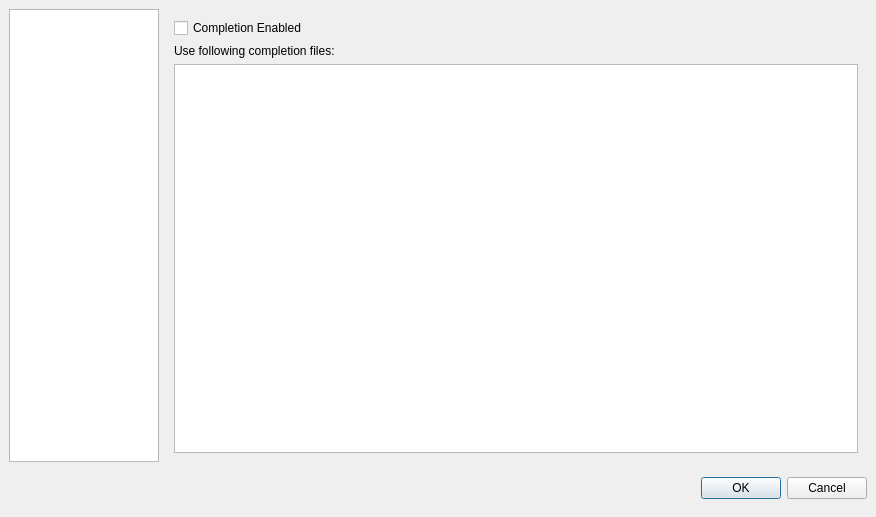
Qt form configdialog.ui (svn2github/texstudio-trunk) before a commit.
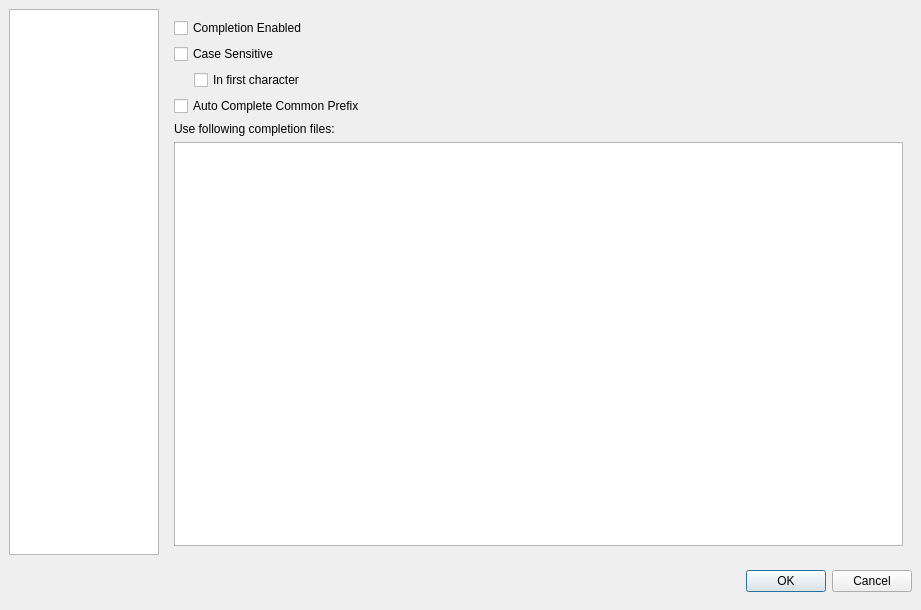
The same form after that commit. The open tabs and pages were chosen to show the change. Icons and pictures are not drawn.

Commit message: case sensitive code completion

```diff
--- a/configdialog.ui
+++ b/configdialog.ui
@@ -6,8 +6,8 @@
    <rect>
     <x>0</x>
     <y>0</y>
-    <width>876</width>
-    <height>517</height>
+    <width>921</width>
+    <height>610</height>
    </rect>
   </property>
   <property name="windowTitle">
@@ -26,7 +26,7 @@
       <enum>Qt::Vertical</enum>
      </property>
      <property name="sizeType">
-      <enum>QSizePolicy::Minimum</enum>
+      <enum>QSizePolicy::Maximum</enum>
      </property>
      <property name="sizeHint" stdset="0">
       <size>
@@ -41,6 +41,9 @@
      <property name="spacing">
       <number>6</number>
      </property>
+     <property name="sizeConstraint">
+      <enum>QLayout::SetMinimumSize</enum>
+     </property>
      <property name="margin">
       <number>0</number>
      </property>
@@ -50,7 +53,7 @@
         <enum>Qt::Horizontal</enum>
        </property>
        <property name="sizeType">
-        <enum>QSizePolicy::Minimum</enum>
+        <enum>QSizePolicy::Expanding</enum>
        </property>
        <property name="sizeHint" stdset="0">
         <size>
@@ -79,7 +82,7 @@
    <item row="0" column="0" rowspan="2">
     <widget class="QListWidget" name="contentsWidget">
      <property name="sizePolicy">
-      <sizepolicy hsizetype="Fixed" vsizetype="Expanding">
+      <sizepolicy hsizetype="Expanding" vsizetype="Expanding">
        <horstretch>0</horstretch>
        <verstretch>0</verstretch>
       </sizepolicy>
@@ -116,7 +119,7 @@
    <item row="0" column="1" rowspan="2" colspan="2">
     <widget class="QStackedWidget" name="pagesWidget">
      <property name="sizePolicy">
-      <sizepolicy hsizetype="Expanding" vsizetype="Expanding">
+      <sizepolicy hsizetype="Expanding" vsizetype="MinimumExpanding">
        <horstretch>0</horstretch>
        <verstretch>0</verstretch>
       </sizepolicy>
@@ -727,6 +730,60 @@
          </property>
         </widget>
        </item>
+       <item>
+        <widget class="QCheckBox" name="checkBoxCaseSensitive">
+         <property name="text">
+          <string>Case Sensitive</string>
+         </property>
+        </widget>
+       </item>
+       <item>
+        <layout class="QHBoxLayout" name="horizontalLayout">
+         <item>
+          <spacer name="horizontalSpacer_2">
+           <property name="orientation">
+            <enum>Qt::Horizontal</enum>
+           </property>
+           <property name="sizeType">
+            <enum>QSizePolicy::Minimum</enum>
+           </property>
+           <property name="sizeHint" stdset="0">
+            <size>
+             <width>20</width>
+             <height>20</height>
+            </size>
+           </property>
+          </spacer>
+         </item>
+         <item>
+          <widget class="QCheckBox" name="checkBoxCaseSensitiveInFirstCharacter">
+           <property name="text">
+            <string>In first character</string>
+           </property>
+          </widget>
+         </item>
+         <item>
+          <spacer name="horizontalSpacer">
+           <property name="orientation">
+            <enum>Qt::Horizontal</enum>
+           </property>
+           <property name="sizeHint" stdset="0">
+            <size>
+             <width>40</width>
+             <height>20</height>
+            </size>
+           </property>
+          </spacer>
+         </item>
+        </layout>
+       </item>
+       <item>
+        <widget class="QCheckBox" name="checkBoxCompletePrefix">
+         <property name="text">
+          <string>Auto Complete Common Prefix</string>
+         </property>
+        </widget>
+       </item>
        <item>
         <widget class="QLabel" name="label_12">
          <property name="text">
```
Left out of the diff: 37 changed lines with no effect on the pictures. The commit also changes 7 other files.
